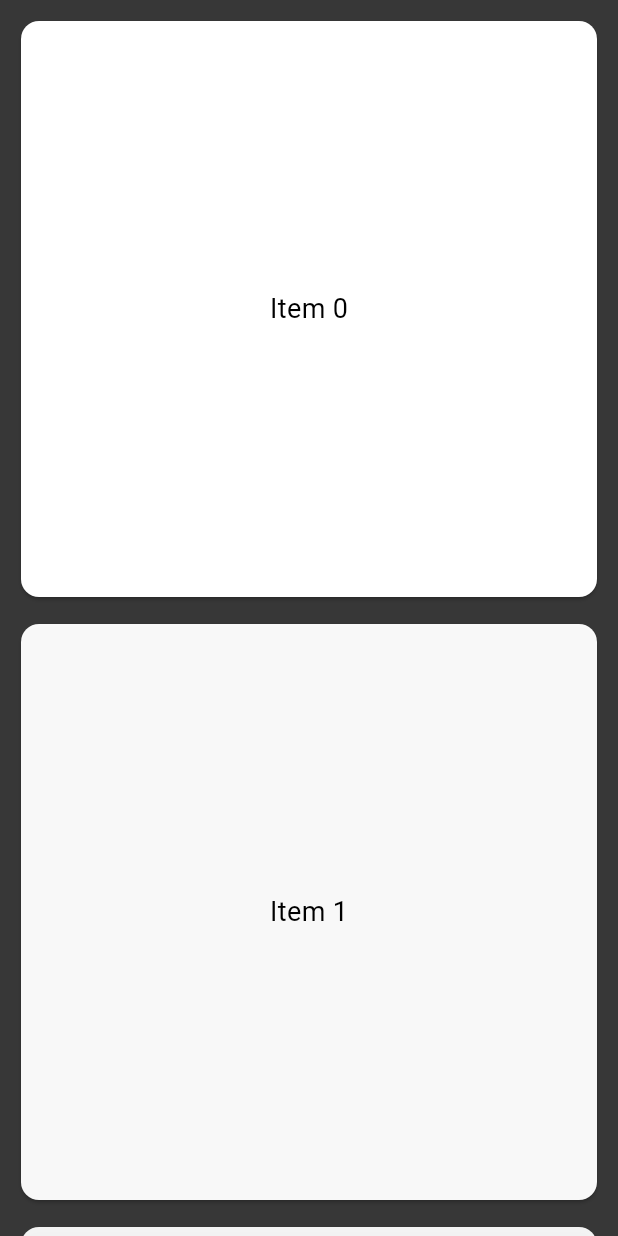
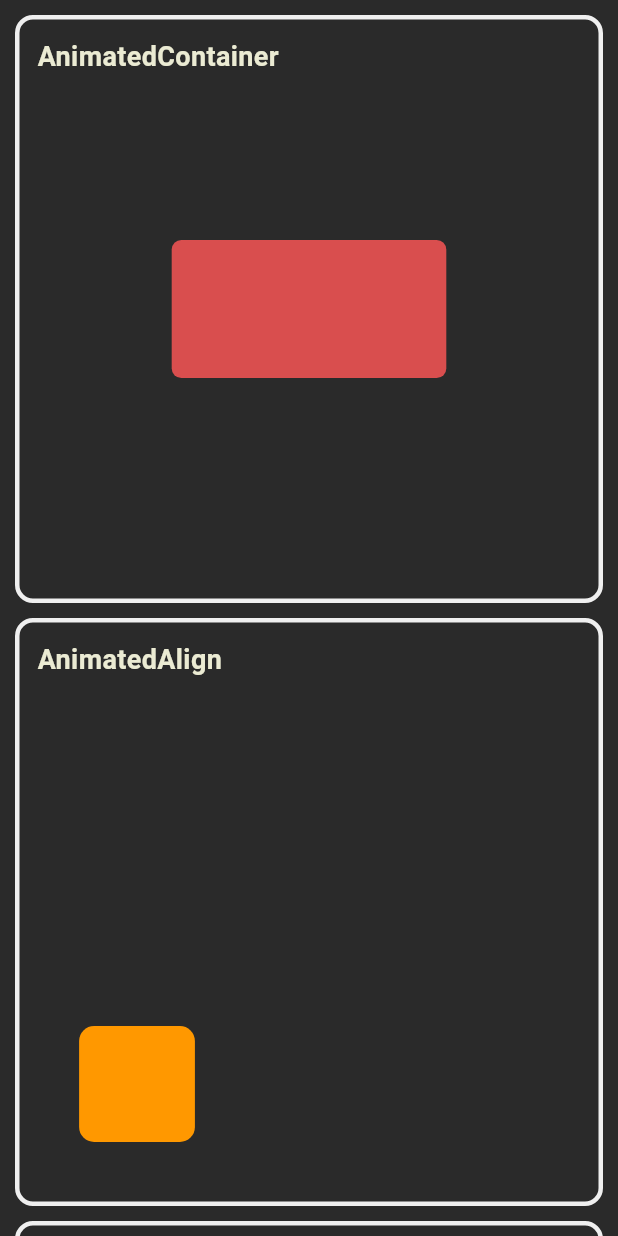
Before and after one commit to AugustSnow1127/flutter_animation_cheet_sheet, a Flutter app: the screen it shows after launch, on a phone screen of 412 x 824 dp. Run offline on Flutter 3.47's test engine with Material 3 defaults, Android fonts, the light colour scheme and no system bars.

Commit message:
add animatedContainer & animatedAlign demo

```diff
--- /dev/null
+++ b/lib/AnimatedAlignBox.dart
@@ -0,0 +1,62 @@
+import 'package:flutter/material.dart';
+import 'dart:async';
+
+class AnimatedAlignBox extends StatefulWidget {
+  final int index;
+
+  const AnimatedAlignBox({super.key, required this.index});
+
+  @override
+  AnimatedAlignBoxState createState() => AnimatedAlignBoxState();
+}
+
+class AnimatedAlignBoxState extends State<AnimatedAlignBox> {
+  bool _isAlignedLeft = true;
+  late Timer _timer;
+
+  @override
+  void initState() {
+    super.initState();
+
+    _timer = Timer.periodic(const Duration(milliseconds: 1500), (timer) {
+      setState(() {
+        _isAlignedLeft = !_isAlignedLeft;
+      });
+    });
+  }
+
+  @override
+  void dispose() {
+    _timer.cancel();
+    super.dispose();
+  }
+
+  @override
+  Widget build(BuildContext context) {
+    return LayoutBuilder(
+      builder: (context, constraints) {
+        // 獲取父容器的寬高
+        final parentWidth = constraints.maxWidth;
+        final parentHeight = constraints.maxHeight;
+
+        // 設置對齊位置
+        final alignment =
+            _isAlignedLeft ? Alignment.bottomLeft : Alignment.topRight;
+
+        return AnimatedAlign(
+          alignment: alignment,
+          duration: const Duration(seconds: 1),
+          curve: Curves.easeInOut,
+          child: Container(
+            width: parentWidth * 0.2,
+            height: parentHeight * 0.2,
+            decoration: BoxDecoration(
+              color: _isAlignedLeft ? Colors.green : Colors.orange,
+              borderRadius: BorderRadius.circular(10),
+            ),
+          ),
+        );
+      },
+    );
+  }
+}
--- a/lib/AnimatedContainerBox.dart
+++ b/lib/AnimatedContainerBox.dart
@@ -1,4 +1,5 @@
 import 'package:flutter/material.dart';
+import 'dart:async';
 
 class AnimatedContainerBox extends StatefulWidget {
   final int index;
@@ -11,30 +12,47 @@ class AnimatedContainerBox extends StatefulWidget {
 
 class AnimatedContainerBoxState extends State<AnimatedContainerBox> {
   bool _isExpanded = false;
+  late Timer _timer;
 
-  void _toggleContainer() {
-    setState(() {
-      _isExpanded = !_isExpanded; // 切換狀態
+  @override
+  void initState() {
+    super.initState();
+
+    _timer = Timer.periodic(const Duration(milliseconds: 1500), (timer) {
+      setState(() {
+        _isExpanded = !_isExpanded;
+      });
     });
   }
 
   @override
+  void dispose() {
+    _timer.cancel();
+    super.dispose();
+  }
+
+  @override
   Widget build(BuildContext context) {
-    return GestureDetector(
-      onTap: _toggleContainer, // 點擊切換動畫
-      child: AnimatedContainer(
-        width: _isExpanded ? 150 : 300, // 寬度改變
-        height: _isExpanded ? 300 : 100, // 高度改變
-        color: _isExpanded ? Colors.blue : Colors.red, // 顏色改變
-        duration: const Duration(seconds: 1), // 動畫持續時間
-        curve: Curves.easeInOut, // 動畫曲線
-        child: const Center(
-          child: Text(
-            'Tap Me!',
-            style: TextStyle(color: Colors.white, fontWeight: FontWeight.bold),
+    return LayoutBuilder(
+      builder: (context, constraints) {
+        // 獲取父容器的寬度
+        final parentWidth = constraints.maxWidth;
+
+        // 動態計算寬高
+        final width = _isExpanded ? parentWidth * 0.3 : parentWidth * 0.5;
+        final height = _isExpanded ? parentWidth * 0.5 : parentWidth * 0.2;
+
+        return AnimatedContainer(
+          width: width,
+          height: height,
+          decoration: BoxDecoration(
+            borderRadius: BorderRadius.circular(_isExpanded ? 50 : 0),
+            color: _isExpanded ? Colors.blue : Colors.red,
           ),
-        ),
-      ),
+          duration: const Duration(seconds: 1),
+          curve: Curves.easeInOut,
+        );
+      },
     );
   }
 }
--- a/lib/main.dart
+++ b/lib/main.dart
@@ -1,4 +1,6 @@
 import 'package:flutter/material.dart';
+import 'package:animation_cheet_sheet/AnimatedContainerBox.dart';
+import 'package:animation_cheet_sheet/AnimatedAlignBox.dart';
 
 void main() {
   runApp(const MainApp());
@@ -19,7 +21,7 @@ class MainApp extends StatelessWidget {
 
     return MaterialApp(
       home: Scaffold(
-        backgroundColor: const Color.fromARGB(255, 55, 55, 55),
+        backgroundColor: const Color.fromARGB(255, 42, 42, 42),
         body: SafeArea(
           child: Center(
             child: GridView.builder(
@@ -32,13 +34,25 @@ class MainApp extends StatelessWidget {
               ),
               itemCount: 10,
               itemBuilder: (context, index) {
-                return Card(
-                  color: Colors.white.withOpacity(1.0 - (index % 10) * 0.03),
-                  child: Center(
-                    child: Text(
-                      'Item $index',
-                      style: const TextStyle(color: Colors.black, fontSize: 18),
+                return Container(
+                  decoration: BoxDecoration(
+                    borderRadius: BorderRadius.circular(12), // 圓角
+                    border: Border.all(
+                      color: const Color.fromARGB(255, 239, 239, 239), // 邊框顏色
+                      width: 3.0, // 邊框寬度
                     ),
+                  ),
+                  child: Stack(
+                    children: [
+                      Center(
+                        child: _buildGridItem(index),
+                      ),
+                      Positioned(
+                        top: 12,
+                        left: 12,
+                        child: _buildTopLeftLabel(index),
+                      ),
+                    ],
                   ),
                 );
               },
@@ -48,4 +62,36 @@ class MainApp extends StatelessWidget {
       ),
     );
   }
+
+  Widget _buildGridItem(int index) {
+    final widgetMap = {
+      0: AnimatedContainerBox(index: index),
+      1: AnimatedAlignBox(index: index),
+    };
+
+    // 如果存在對應的 Widget，返回；否則返回默認 Text
+    return widgetMap[index] ??
+        Text(
+          'Item $index', // 默認顯示文字
+          style: const TextStyle(
+              fontSize: 16, color: Color.fromARGB(255, 191, 191, 191)),
+        );
+  }
+
+  Widget _buildTopLeftLabel(int index) {
+    final labelMap = {
+      0: 'AnimatedContainer',
+      1: 'AnimatedAlign',
+    };
+
+    // 如果存在對應的 Label，返回；否則返回默認 Label
+    return Text(
+      labelMap[index] ?? 'Label $index',
+      style: const TextStyle(
+        fontSize: 18,
+        color: Color.fromARGB(255, 235, 235, 211),
+        fontWeight: FontWeight.bold,
+      ),
+    );
+  }
 }
```
